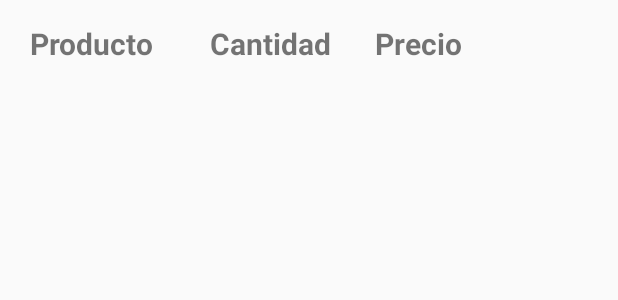
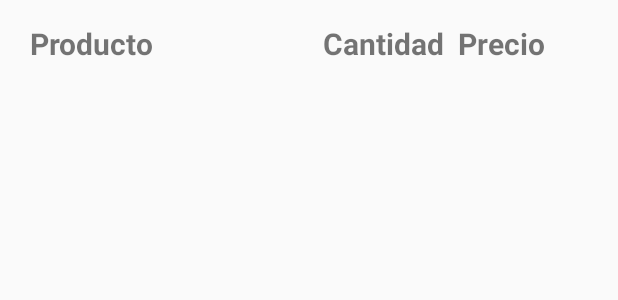
Before and after one commit to rtv313/AndroidBakeryApp, an Android app: the layout product_client.xml on its own in the app's theme, with its tools: preview values and no code run, on a phone screen of 412 x 824 dp. Shown: the top 300 px of the screen. Run offline under Robolectric (Android 15) with nearby library versions, the light colour scheme and no system bars.

Commit message:
Adjust positions in texts

```diff
--- a/app/src/main/res/layout/product_client.xml
+++ b/app/src/main/res/layout/product_client.xml
@@ -13,7 +13,7 @@
             android:layout_marginLeft="20dp"
             android:layout_marginTop="15dp"
             android:layout_marginBottom="5dp"
-            android:layout_width="100dp"
+            android:layout_width="120dp"
             android:layout_height="wrap_content"
             android:textSize="20sp"
             android:textStyle="bold"
@@ -21,7 +21,7 @@
 
         <TextView
             android:id="@+id/textViewQuantity"
-            android:layout_marginLeft="20dp"
+            android:layout_marginLeft="75dp"
             android:layout_marginTop="15dp"
             android:layout_marginBottom="5dp"
             android:layout_width="90dp"
@@ -32,7 +32,7 @@
 
         <TextView
             android:id="@+id/textViewPrice"
-            android:layout_marginLeft="20dp"
+            android:layout_marginLeft="0dp"
             android:layout_marginTop="15dp"
             android:layout_marginBottom="5dp"
             android:layout_width="90dp"
```
